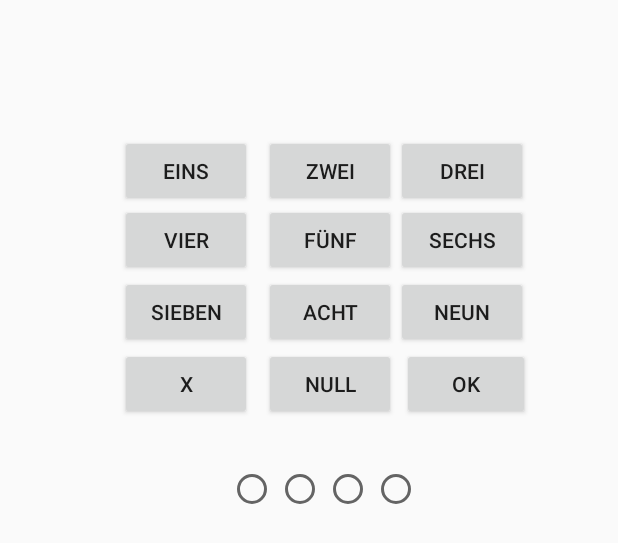
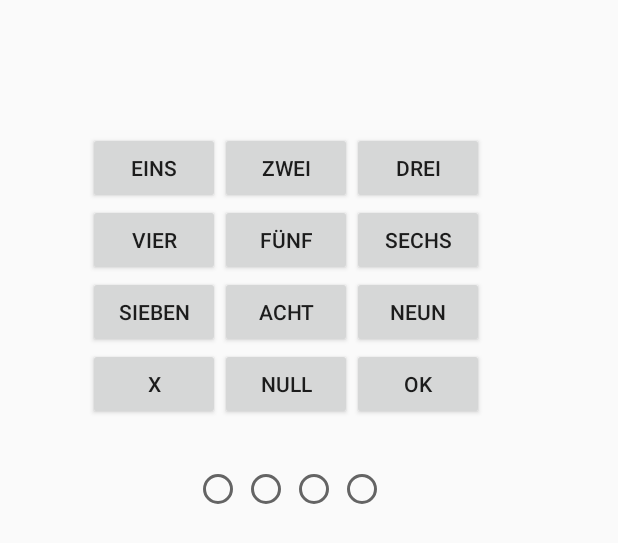
Before and after one commit to gast04/AndroidKeyStoreSample, an Android app: the layout activity_main.xml on its own in the app's theme, with its tools: preview values and no code run, on a phone screen of 412 x 824 dp. Shown: the top 543 px of the screen. Run offline under Robolectric (Android 15) with nearby library versions, the phone set to English and light mode, and no system bars.

Commit message:
presentation update 2.0

```diff
--- a/app/src/main/res/layout/activity_main.xml
+++ b/app/src/main/res/layout/activity_main.xml
@@ -1,5 +1,5 @@
 <?xml version="1.0" encoding="utf-8"?>
-<android.support.constraint.ConstraintLayout xmlns:android="http://schemas.android.com/apk/res/android"
+<androidx.constraintlayout.widget.ConstraintLayout xmlns:android="http://schemas.android.com/apk/res/android"
     xmlns:app="http://schemas.android.com/apk/res-auto"
     xmlns:tools="http://schemas.android.com/tools"
     android:id="@+id/coordinatorLayout"
@@ -12,10 +12,11 @@
         android:id="@+id/btn1"
         android:layout_width="wrap_content"
         android:layout_height="wrap_content"
-        android:layout_marginStart="80dp"
-        android:layout_marginTop="90dp"
+        android:layout_marginTop="88dp"
         android:onClick="sendMessage"
         android:text="EINS"
+        app:layout_constraintEnd_toEndOf="parent"
+        app:layout_constraintHorizontal_bias="0.182"
         app:layout_constraintStart_toStartOf="parent"
         app:layout_constraintTop_toTopOf="parent"
         tools:text="EINS" />
@@ -24,12 +25,10 @@
         android:id="@+id/btn2"
         android:layout_width="wrap_content"
         android:layout_height="wrap_content"
-        android:layout_marginStart="176dp"
-        android:layout_marginLeft="176dp"
-        android:layout_marginTop="90dp"
+        android:layout_marginTop="88dp"
         android:onClick="sendMessage"
         android:text="ZWEI"
-        app:layout_constraintStart_toStartOf="parent"
+        app:layout_constraintStart_toEndOf="@+id/btn1"
         app:layout_constraintTop_toTopOf="parent"
         tools:text="ZWEI" />
 
@@ -37,12 +36,10 @@
         android:id="@+id/btn3"
         android:layout_width="wrap_content"
         android:layout_height="wrap_content"
-        android:layout_marginStart="264dp"
-        android:layout_marginLeft="264dp"
-        android:layout_marginTop="90dp"
+        android:layout_marginTop="88dp"
         android:onClick="sendMessage"
         android:text="DREI"
-        app:layout_constraintStart_toStartOf="parent"
+        app:layout_constraintStart_toEndOf="@+id/btn2"
         app:layout_constraintTop_toTopOf="parent"
         tools:text="DREI" />
 
@@ -50,11 +47,11 @@
         android:id="@+id/btn4"
         android:layout_width="wrap_content"
         android:layout_height="wrap_content"
-        android:layout_marginStart="80dp"
-        android:layout_marginLeft="80dp"
         android:layout_marginTop="136dp"
         android:onClick="sendMessage"
         android:text="VIER"
+        app:layout_constraintEnd_toEndOf="parent"
+        app:layout_constraintHorizontal_bias="0.182"
         app:layout_constraintStart_toStartOf="parent"
         app:layout_constraintTop_toTopOf="parent"
         tools:text="VIER" />
@@ -63,12 +60,10 @@
         android:id="@+id/btn5"
         android:layout_width="wrap_content"
         android:layout_height="wrap_content"
-        android:layout_marginStart="176dp"
-        android:layout_marginLeft="176dp"
         android:layout_marginTop="136dp"
         android:onClick="sendMessage"
         android:text="FÜNF"
-        app:layout_constraintStart_toStartOf="parent"
+        app:layout_constraintStart_toEndOf="@+id/btn4"
         app:layout_constraintTop_toTopOf="parent"
         tools:text="FÜNF" />
 
@@ -76,12 +71,10 @@
         android:id="@+id/btn6"
         android:layout_width="wrap_content"
         android:layout_height="wrap_content"
-        android:layout_marginStart="264dp"
-        android:layout_marginLeft="264dp"
         android:layout_marginTop="136dp"
         android:onClick="sendMessage"
         android:text="SECHS"
-        app:layout_constraintStart_toStartOf="parent"
+        app:layout_constraintStart_toEndOf="@+id/btn5"
         app:layout_constraintTop_toTopOf="parent"
         tools:text="SECHS" />
 
@@ -89,11 +82,11 @@
         android:id="@+id/btn7"
         android:layout_width="wrap_content"
         android:layout_height="wrap_content"
-        android:layout_marginStart="80dp"
-        android:layout_marginLeft="80dp"
         android:layout_marginTop="184dp"
         android:onClick="sendMessage"
         android:text="SIEBEN"
+        app:layout_constraintEnd_toEndOf="parent"
+        app:layout_constraintHorizontal_bias="0.182"
         app:layout_constraintStart_toStartOf="parent"
         app:layout_constraintTop_toTopOf="parent"
         tools:text="SIEBEN" />
@@ -102,12 +95,10 @@
         android:id="@+id/btn8"
         android:layout_width="wrap_content"
         android:layout_height="wrap_content"
-        android:layout_marginStart="176dp"
-        android:layout_marginLeft="176dp"
         android:layout_marginTop="184dp"
         android:onClick="sendMessage"
         android:text="ACHT"
-        app:layout_constraintStart_toStartOf="parent"
+        app:layout_constraintStart_toEndOf="@+id/btn7"
         app:layout_constraintTop_toTopOf="parent"
         tools:text="ACHT" />
 
@@ -115,12 +106,10 @@
         android:id="@+id/btn9"
         android:layout_width="wrap_content"
         android:layout_height="wrap_content"
-        android:layout_marginStart="264dp"
-        android:layout_marginLeft="264dp"
         android:layout_marginTop="184dp"
         android:onClick="sendMessage"
         android:text="NEUN"
-        app:layout_constraintStart_toStartOf="parent"
+        app:layout_constraintStart_toEndOf="@+id/btn8"
         app:layout_constraintTop_toTopOf="parent"
         tools:text="NEUN" />
 
@@ -128,24 +117,21 @@
         android:id="@+id/btn_null"
         android:layout_width="wrap_content"
         android:layout_height="wrap_content"
-        android:layout_marginStart="176dp"
-        android:layout_marginLeft="176dp"
         android:layout_marginTop="232dp"
         android:onClick="sendMessage"
         android:text="NULL"
-        app:layout_constraintStart_toStartOf="parent"
+        app:layout_constraintStart_toEndOf="@+id/btn_del"
         app:layout_constraintTop_toTopOf="parent"
         tools:text="NULL" />
 
     <Button
         android:id="@+id/btn_ok"
-        android:layout_width="85dp"
+        android:layout_width="wrap_content"
         android:layout_height="wrap_content"
-        android:layout_marginStart="268dp"
         android:layout_marginTop="232dp"
         android:onClick="sendMessage"
         android:text="OK"
-        app:layout_constraintStart_toStartOf="parent"
+        app:layout_constraintStart_toEndOf="@+id/btn_null"
         app:layout_constraintTop_toTopOf="parent"
         tools:text="OK" />
 
@@ -153,11 +139,11 @@
         android:id="@+id/btn_del"
         android:layout_width="wrap_content"
         android:layout_height="wrap_content"
-        android:layout_marginStart="80dp"
-        android:layout_marginLeft="80dp"
         android:layout_marginTop="232dp"
         android:onClick="sendMessage"
         android:text="X"
+        app:layout_constraintEnd_toEndOf="parent"
+        app:layout_constraintHorizontal_bias="0.182"
         app:layout_constraintStart_toStartOf="parent"
         app:layout_constraintTop_toTopOf="parent"
         tools:text="X" />
@@ -166,10 +152,11 @@
         android:id="@+id/rbtn1"
         android:layout_width="wrap_content"
         android:layout_height="wrap_content"
-        android:layout_marginStart="152dp"
         android:layout_marginTop="310dp"
         android:checked="false"
         android:clickable="false"
+        app:layout_constraintEnd_toEndOf="parent"
+        app:layout_constraintHorizontal_bias="0.34"
         app:layout_constraintStart_toStartOf="parent"
         app:layout_constraintTop_toTopOf="parent" />
 
@@ -177,52 +164,42 @@
         android:id="@+id/rbtn2"
         android:layout_width="wrap_content"
         android:layout_height="wrap_content"
-        android:layout_marginStart="184dp"
         android:layout_marginTop="310dp"
         android:clickable="false"
-        app:layout_constraintStart_toStartOf="parent"
+        app:layout_constraintStart_toEndOf="@+id/rbtn1"
         app:layout_constraintTop_toTopOf="parent" />
 
     <RadioButton
         android:id="@+id/rbtn3"
         android:layout_width="wrap_content"
         android:layout_height="wrap_content"
-        android:layout_marginStart="216dp"
         android:layout_marginTop="310dp"
         android:clickable="false"
-        app:layout_constraintStart_toStartOf="parent"
+        app:layout_constraintStart_toEndOf="@+id/rbtn2"
         app:layout_constraintTop_toTopOf="parent" />
 
     <RadioButton
         android:id="@+id/rbtn4"
         android:layout_width="wrap_content"
         android:layout_height="wrap_content"
-        android:layout_marginStart="248dp"
         android:layout_marginTop="310dp"
         android:checked="false"
         android:clickable="false"
-        app:layout_constraintStart_toStartOf="parent"
+        app:layout_constraintStart_toEndOf="@+id/rbtn3"
         app:layout_constraintTop_toTopOf="parent" />
 
     <TextView
         android:id="@+id/txtSuccess"
         android:layout_width="227dp"
         android:layout_height="40dp"
-        android:layout_marginStart="108dp"
         android:layout_marginTop="356dp"
         android:fontFamily="casual"
         android:lineSpacingExtra="12sp"
         android:textColor="@android:color/background_dark"
         android:textSize="18sp"
         android:textStyle="bold"
+        app:layout_constraintEnd_toEndOf="parent"
         app:layout_constraintStart_toStartOf="parent"
         app:layout_constraintTop_toTopOf="parent" />
 
-    <TextView
-        android:id="@+id/txtDebug"
-        android:layout_width="373dp"
-        android:layout_height="278dp"
-        tools:layout_editor_absoluteX="20dp"
-        tools:layout_editor_absoluteY="431dp" />
-
-</android.support.constraint.ConstraintLayout>
+</androidx.constraintlayout.widget.ConstraintLayout>
--- a/app/src/main/res/layout/content_main.xml
+++ b/app/src/main/res/layout/content_main.xml
@@ -1,5 +1,5 @@
 <?xml version="1.0" encoding="utf-8"?>
-<android.support.constraint.ConstraintLayout xmlns:android="http://schemas.android.com/apk/res/android"
+<androidx.constraintlayout.widget.ConstraintLayout xmlns:android="http://schemas.android.com/apk/res/android"
     xmlns:app="http://schemas.android.com/apk/res-auto"
     xmlns:tools="http://schemas.android.com/tools"
     android:layout_width="match_parent"
@@ -17,4 +17,4 @@
         app:layout_constraintRight_toRightOf="parent"
         app:layout_constraintTop_toTopOf="parent" />
 
-</android.support.constraint.ConstraintLayout>
+</androidx.constraintlayout.widget.ConstraintLayout>
--- a/app/src/main/res/menu/menu_main.xml
+++ b/app/src/main/res/menu/menu_main.xml
@@ -1,7 +1,7 @@
 <menu xmlns:android="http://schemas.android.com/apk/res/android"
     xmlns:app="http://schemas.android.com/apk/res-auto"
     xmlns:tools="http://schemas.android.com/tools"
-    tools:context="com.example.firsttestapp.MainActivity">
+    tools:context="com.example.keystore.MainActivity">
     <item
         android:id="@+id/action_settings"
         android:orderInCategory="100"
--- a/app/src/main/res/values/strings.xml
+++ b/app/src/main/res/values/strings.xml
@@ -1,5 +1,5 @@
 <resources>
-    <string name="app_name">FirstTestApp</string>
+    <string name="app_name">KeyStore</string>
     <string name="action_settings">Settings</string>
     <string name="button">Button</string>
 </resources>
--- a/build.gradle
+++ b/build.gradle
@@ -7,7 +7,7 @@ buildscript {
 
     }
     dependencies {
-        classpath 'com.android.tools.build:gradle:3.6.3'
+        classpath 'com.android.tools.build:gradle:4.1.2'
 
         // NOTE: Do not place your application dependencies here; they belong
         // in the individual module build.gradle files
--- a/gradle.properties
+++ b/gradle.properties
@@ -11,3 +11,6 @@ org.gradle.jvmargs=-Xmx1536m
 # This option should only be used with decoupled projects. More details, visit
 # http://www.gradle.org/docs/current/userguide/multi_project_builds.html#sec:decoupled_projects
 # org.gradle.parallel=true
+android.useAndroidX=true
+# Automatically convert third-party libraries to use AndroidX
+android.enableJetifier=true
```
Also changed, not shown: app/build.gradle (+8 -5 lines), app/src/main/AndroidManifest.xml (+4 -5 lines), app/src/main/java/com/sample/demo_keystore/MainActivity.java (renamed from app/src/main/java/com/example/firsttestapp/MainActivity.java, +67 -39 lines), app/src/main/java/com/sample/demo_keystore/PinHandling.java (renamed from app/src/main/java/com/example/firsttestapp/PinHandling.java, +27 -1 lines), app/src/main/res/layout/mainapp.xml (+65 -19 lines), app/src/main/res/layout/pingeneration.xml (+10 -9 lines), gradle/wrapper/gradle-wrapper.properties, 6 other files.
